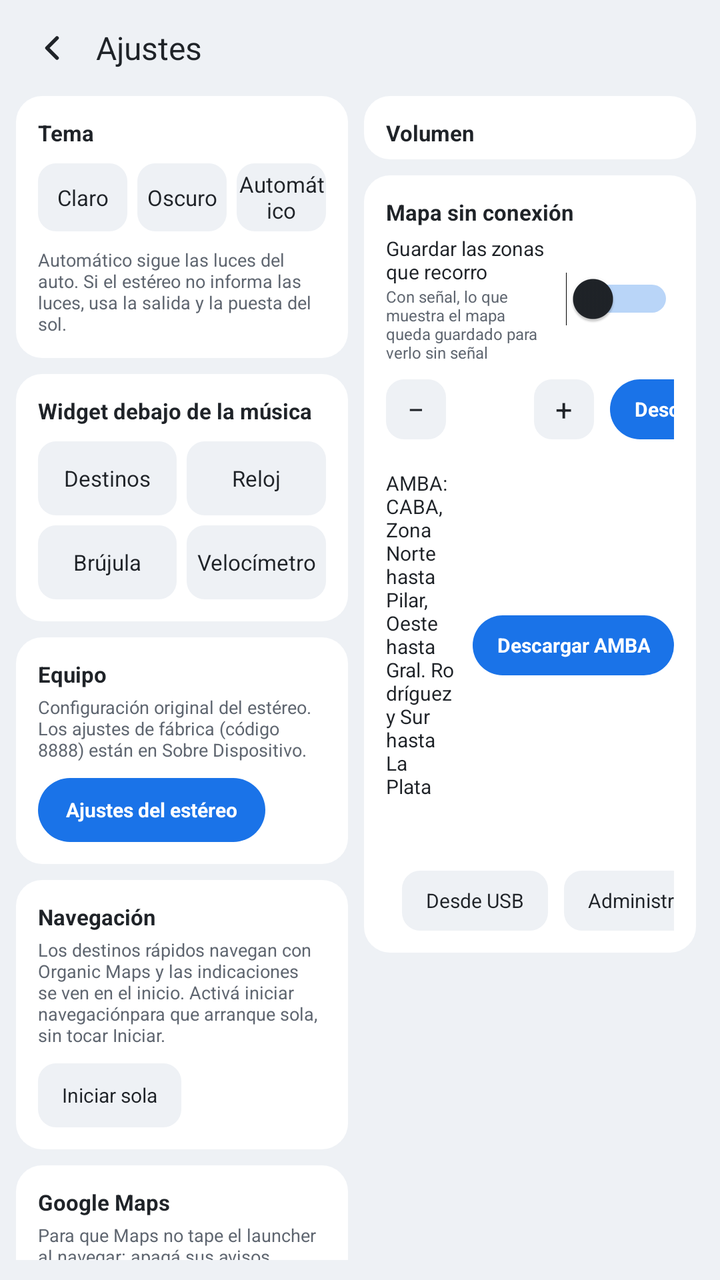
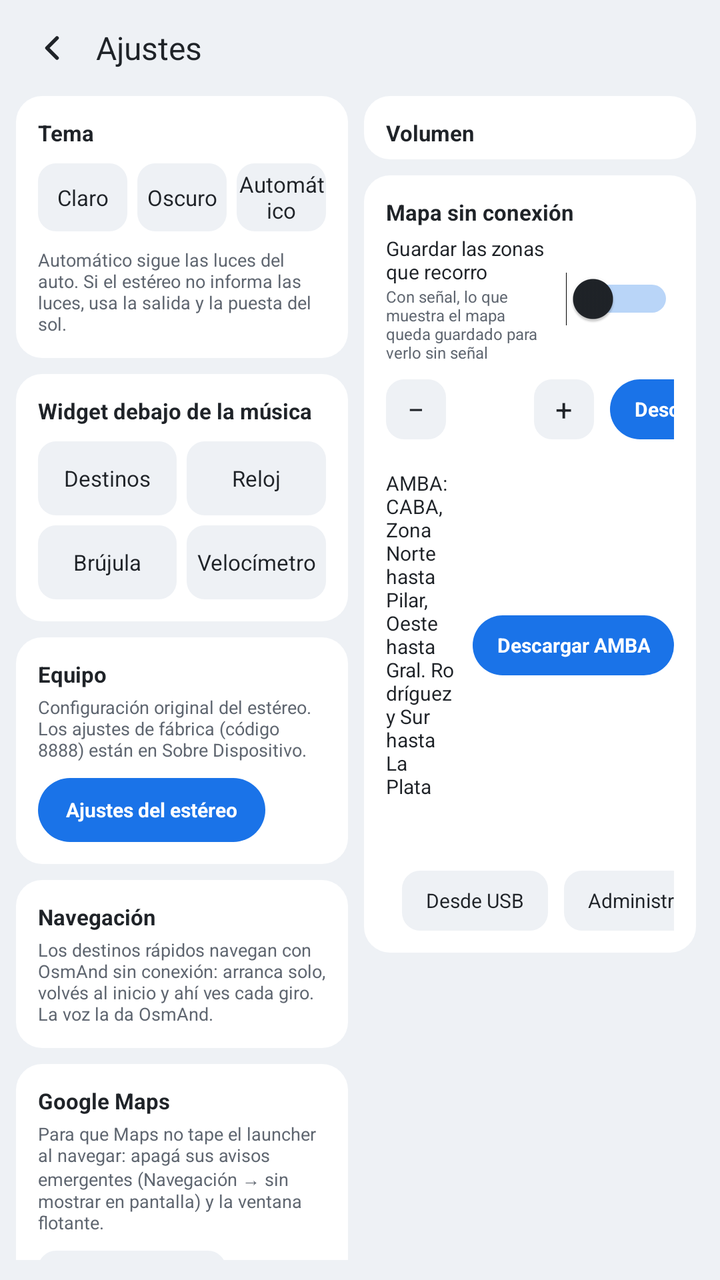

An Android layout rendered at two revisions. The XML below is the earlier revision; the diff shows what the commit changed to produce the second picture.
<!-- AndroidManifest.xml: application theme LauncherTheme -->
<!-- res/layout/activity_settings.xml -->
<?xml version="1.0" encoding="utf-8"?>
<LinearLayout xmlns:android="http://schemas.android.com/apk/res/android"
    android:layout_width="match_parent"
    android:layout_height="match_parent"
    android:background="@color/ground"
    android:orientation="vertical"
    android:paddingStart="8dp"
    android:paddingTop="6dp"
    android:paddingEnd="12dp"
    android:paddingBottom="10dp">

    
    <LinearLayout
        android:layout_width="match_parent"
        android:layout_height="36dp"
        android:gravity="center_vertical"
        android:orientation="horizontal">

        <ImageButton
            android:id="@+id/settings_back"
            android:layout_width="36dp"
            android:layout_height="36dp"
            android:background="@drawable/bg_round_button"
            android:contentDescription="@string/back"
            android:padding="8dp"
            android:scaleType="fitCenter"
            android:src="@drawable/ic_back" />

        <TextView
            android:layout_width="0dp"
            android:layout_height="wrap_content"
            android:layout_marginStart="4dp"
            android:layout_weight="1"
            android:text="@string/settings_title"
            android:textColor="@color/text"
            android:textSize="16sp" />

        <TextView
            android:id="@+id/settings_version"
            android:layout_width="wrap_content"
            android:layout_height="wrap_content"
            android:textColor="@color/muted"
            android:textSize="9sp" />
    </LinearLayout>

    <ScrollView
        android:layout_width="match_parent"
        android:layout_height="0dp"
        android:layout_marginTop="6dp"
        android:layout_weight="1"
        android:fillViewport="true"
        android:scrollbars="none">

    <LinearLayout
        android:layout_width="match_parent"
        android:layout_height="wrap_content"
        android:orientation="horizontal">

        
        <LinearLayout
            android:layout_width="0dp"
            android:layout_height="wrap_content"
            android:layout_weight="1"
            android:orientation="vertical">

            
            <LinearLayout
                style="@style/Card"
                android:layout_width="match_parent"
                android:layout_height="wrap_content"
                android:orientation="vertical"
                android:padding="11dp">

                <TextView
                    style="@style/SettingsTitle"
                    android:text="@string/theme" />

                <LinearLayout
                    android:layout_width="match_parent"
                    android:layout_height="34dp"
                    android:layout_marginTop="8dp"
                    android:orientation="horizontal">

                    <TextView
                        android:id="@+id/theme_light"
                        style="@style/SettingsOption"
                        android:text="@string/theme_light" />

                    <TextView
                        android:id="@+id/theme_dark"
                        style="@style/SettingsOption"
                        android:layout_marginStart="5dp"
                        android:text="@string/theme_dark" />

                    <TextView
                        android:id="@+id/theme_auto"
                        style="@style/SettingsOption"
                        android:layout_marginStart="5dp"
                        android:text="@string/theme_auto" />
                </LinearLayout>

                <TextView
                    android:layout_width="match_parent"
                    android:layout_height="wrap_content"
                    android:layout_marginTop="8dp"
                    android:text="@string/theme_auto_hint"
                    android:textColor="@color/muted"
                    android:textSize="9sp" />
            </LinearLayout>

            
            <LinearLayout
                style="@style/Card"
                android:layout_width="match_parent"
                android:layout_height="wrap_content"
                android:layout_marginTop="8dp"
                android:orientation="vertical"
                android:padding="11dp">

                <TextView
                    style="@style/SettingsTitle"
                    android:text="@string/bottom_card" />

                <LinearLayout
                    android:layout_width="match_parent"
                    android:layout_height="37dp"
                    android:layout_marginTop="8dp"
                    android:orientation="horizontal">

                    <TextView
                        android:id="@+id/card_places"
                        style="@style/SettingsOption"
                        android:text="@string/card_places" />

                    <TextView
                        android:id="@+id/card_clock"
                        style="@style/SettingsOption"
                        android:layout_marginStart="5dp"
                        android:text="@string/card_clock" />
                </LinearLayout>

                <LinearLayout
                    android:layout_width="match_parent"
                    android:layout_height="37dp"
                    android:layout_marginTop="5dp"
                    android:orientation="horizontal">

                    <TextView
                        android:id="@+id/card_compass"
                        style="@style/SettingsOption"
                        android:text="@string/card_compass" />

                    <TextView
                        android:id="@+id/card_speedo"
                        style="@style/SettingsOption"
                        android:layout_marginStart="5dp"
                        android:text="@string/card_speedo" />
                </LinearLayout>
            </LinearLayout>
            
            <LinearLayout
                style="@style/Card"
                android:layout_width="match_parent"
                android:layout_height="wrap_content"
                android:layout_marginTop="8dp"
                android:orientation="vertical"
                android:padding="11dp">

                <TextView
                    style="@style/SettingsTitle"
                    android:text="@string/stereo_card" />

                <TextView
                    android:layout_width="match_parent"
                    android:layout_height="wrap_content"
                    android:layout_marginTop="3dp"
                    android:text="@string/stereo_card_hint"
                    android:textColor="@color/muted"
                    android:textSize="9sp" />

                <TextView
                    android:id="@+id/stereo_settings"
                    android:layout_width="wrap_content"
                    android:layout_height="32dp"
                    android:layout_marginTop="8dp"
                    android:background="@drawable/bg_button_accent_round"
                    android:gravity="center"
                    android:paddingStart="14dp"
                    android:paddingEnd="14dp"
                    android:text="@string/stereo_settings"
                    android:textColor="@color/on_accent"
                    android:textSize="10sp"
                    android:textStyle="bold" />
            </LinearLayout>

            
            <LinearLayout
                style="@style/Card"
                android:layout_width="match_parent"
                android:layout_height="wrap_content"
                android:layout_marginTop="8dp"
                android:orientation="vertical"
                android:padding="11dp">

                <TextView
                    style="@style/SettingsTitle"
                    android:text="@string/nav_card" />

                <TextView
                    android:layout_width="match_parent"
                    android:layout_height="wrap_content"
                    android:layout_marginTop="3dp"
                    android:text="@string/nav_card_hint"
                    android:textColor="@color/muted"
                    android:textSize="9sp" />

                <TextView
                    android:id="@+id/nav_auto_start"
                    android:layout_width="wrap_content"
                    android:layout_height="32dp"
                    android:layout_marginTop="8dp"
                    android:background="@drawable/bg_option"
                    android:gravity="center"
                    android:paddingStart="12dp"
                    android:paddingEnd="12dp"
                    android:text="@string/nav_auto_start"
                    android:textColor="@color/text"
                    android:textSize="10sp" />
            </LinearLayout>

            
            <LinearLayout
                style="@style/Card"
                android:layout_width="match_parent"
                android:layout_height="wrap_content"
                android:layout_marginTop="8dp"
                android:orientation="vertical"
                android:padding="11dp">

                <TextView
                    style="@style/SettingsTitle"
                    android:text="@string/gmaps_card" />

                <TextView
                    android:layout_width="match_parent"
                    android:layout_height="wrap_content"
                    android:layout_marginTop="3dp"
                    android:text="@string/gmaps_card_hint"
                    android:textColor="@color/muted"
                    android:textSize="9sp" />

                <LinearLayout
                    android:layout_width="match_parent"
                    android:layout_height="wrap_content"
                    android:layout_marginTop="8dp"
                    android:orientation="horizontal">

                    <TextView
                        android:id="@+id/gmaps_notifications"
                        android:layout_width="wrap_content"
                        android:layout_height="32dp"
                        android:background="@drawable/bg_option"
                        android:gravity="center"
                        android:paddingStart="12dp"
                        android:paddingEnd="12dp"
                        android:text="@string/gmaps_notifications"
                        android:textColor="@color/text"
                        android:textSize="10sp" />

                    <TextView
                        android:id="@+id/gmaps_pip"
                        android:layout_width="wrap_content"
                        android:layout_height="32dp"
                        android:layout_marginStart="8dp"
                        android:background="@drawable/bg_option"
                        android:gravity="center"
                        android:paddingStart="12dp"
                        android:paddingEnd="12dp"
                        android:text="@string/gmaps_pip"
                        android:textColor="@color/text"
                        android:textSize="10sp" />
                </LinearLayout>
            </LinearLayout>
        </LinearLayout>

        
        <LinearLayout
            android:layout_width="0dp"
            android:layout_height="wrap_content"
            android:layout_marginStart="8dp"
            android:layout_weight="1"
            android:orientation="vertical">

            
            <LinearLayout
                android:id="@+id/volumes"
                style="@style/Card"
                android:layout_width="match_parent"
                android:layout_height="wrap_content"
                android:orientation="vertical"
                android:paddingStart="11dp"
                android:paddingTop="11dp"
                android:paddingEnd="11dp"
                android:paddingBottom="6dp">

                <TextView
                    style="@style/SettingsTitle"
                    android:text="@string/volume_title" />
            </LinearLayout>

            
            <LinearLayout
                style="@style/Card"
                android:layout_width="match_parent"
                android:layout_height="wrap_content"
                android:layout_marginTop="8dp"
                android:orientation="vertical"
                android:padding="11dp">

                <TextView
                    style="@style/SettingsTitle"
                    android:text="@string/offline_map" />

                
                <LinearLayout
                    android:id="@+id/save_visited_row"
                    android:layout_width="match_parent"
                    android:layout_height="wrap_content"
                    android:layout_marginTop="4dp"
                    android:gravity="center_vertical"
                    android:orientation="horizontal">

                    <LinearLayout
                        android:layout_width="0dp"
                        android:layout_height="wrap_content"
                        android:layout_weight="1"
                        android:orientation="vertical">

                        <TextView
                            android:layout_width="match_parent"
                            android:layout_height="wrap_content"
                            android:text="@string/save_visited"
                            android:textColor="@color/text"
                            android:textSize="10sp" />

                        <TextView
                            android:layout_width="match_parent"
                            android:layout_height="wrap_content"
                            android:text="@string/save_visited_hint"
                            android:textColor="@color/muted"
                            android:textSize="8sp" />
                    </LinearLayout>

                    <Switch
                        android:id="@+id/save_visited"
                        android:layout_width="wrap_content"
                        android:layout_height="30dp"
                        android:layout_marginStart="8dp"
                        android:thumbTint="@color/text"
                        android:trackTint="@color/accent" />
                </LinearLayout>

                
                <LinearLayout
                    android:layout_width="match_parent"
                    android:layout_height="30dp"
                    android:layout_marginTop="8dp"
                    android:gravity="center_vertical"
                    android:orientation="horizontal">

                    <TextView
                        android:layout_width="0dp"
                        android:layout_height="wrap_content"
                        android:layout_weight="1"
                        android:text="@string/offline_around"
                        android:textColor="@color/text"
                        android:textSize="10sp" />

                    <TextView
                        android:id="@+id/radius_less"
                        android:layout_width="30dp"
                        android:layout_height="30dp"
                        android:background="@drawable/bg_option"
                        android:contentDescription="@string/offline_less"
                        android:gravity="center"
                        android:text="−"
                        android:textColor="@color/text"
                        android:textSize="15sp" />

                    <TextView
                        android:id="@+id/radius_value"
                        android:layout_width="44dp"
                        android:layout_height="wrap_content"
                        android:gravity="center"
                        android:textColor="@color/text"
                        android:textSize="11sp" />

                    <TextView
                        android:id="@+id/radius_more"
                        android:layout_width="30dp"
                        android:layout_height="30dp"
                        android:background="@drawable/bg_option"
                        android:contentDescription="@string/offline_more"
                        android:gravity="center"
                        android:text="+"
                        android:textColor="@color/text"
                        android:textSize="15sp" />

                    <TextView
                        android:id="@+id/offline_button"
                        android:layout_width="wrap_content"
                        android:layout_height="30dp"
                        android:layout_marginStart="8dp"
                        android:background="@drawable/bg_button_accent_round"
                        android:gravity="center"
                        android:paddingStart="12dp"
                        android:paddingEnd="12dp"
                        android:text="@string/offline_download"
                        android:textColor="@color/on_accent"
                        android:textSize="10sp"
                        android:textStyle="bold" />
                </LinearLayout>

                <TextView
                    android:id="@+id/radius_estimate"
                    android:layout_width="match_parent"
                    android:layout_height="wrap_content"
                    android:gravity="end"
                    android:textColor="@color/muted"
                    android:textSize="8sp" />

                
                <LinearLayout
                    android:layout_width="match_parent"
                    android:layout_height="wrap_content"
                    android:layout_marginTop="4dp"
                    android:gravity="center_vertical"
                    android:orientation="horizontal">

                    <LinearLayout
                        android:layout_width="0dp"
                        android:layout_height="wrap_content"
                        android:layout_weight="1"
                        android:orientation="vertical">

                        <TextView
                            android:layout_width="match_parent"
                            android:layout_height="wrap_content"
                            android:text="@string/offline_amba"
                            android:textColor="@color/text"
                            android:textSize="10sp" />

                        <TextView
                            android:id="@+id/amba_estimate"
                            android:layout_width="match_parent"
                            android:layout_height="wrap_content"
                            android:textColor="@color/muted"
                            android:textSize="8sp" />
                    </LinearLayout>

                    <TextView
                        android:id="@+id/amba_button"
                        android:layout_width="wrap_content"
                        android:layout_height="30dp"
                        android:layout_marginStart="8dp"
                        android:background="@drawable/bg_button_accent_round"
                        android:gravity="center"
                        android:paddingStart="12dp"
                        android:paddingEnd="12dp"
                        android:text="@string/offline_download_amba"
                        android:textColor="@color/on_accent"
                        android:textSize="10sp"
                        android:textStyle="bold" />
                </LinearLayout>


                <TextView
                    android:id="@+id/offline_status"
                    android:layout_width="match_parent"
                    android:layout_height="wrap_content"
                    android:layout_marginTop="6dp"
                    android:textColor="@color/muted"
                    android:textSize="9sp" />

                <LinearLayout
                    android:layout_width="match_parent"
                    android:layout_height="wrap_content"
                    android:layout_marginTop="6dp"
                    android:gravity="center_vertical"
                    android:orientation="horizontal">

                    <View
                        android:layout_width="0dp"
                        android:layout_height="0dp"
                        android:layout_weight="1" />

                    <TextView
                        android:id="@+id/offline_import"
                        android:layout_width="wrap_content"
                        android:layout_height="30dp"
                        android:layout_marginStart="8dp"
                        android:background="@drawable/bg_option"
                        android:gravity="center"
                        android:paddingStart="12dp"
                        android:paddingEnd="12dp"
                        android:text="@string/offline_import"
                        android:textColor="@color/text"
                        android:textSize="10sp" />

                    <TextView
                        android:id="@+id/offline_manage"
                        android:layout_width="wrap_content"
                        android:layout_height="30dp"
                        android:layout_marginStart="8dp"
                        android:background="@drawable/bg_option"
                        android:gravity="center"
                        android:paddingStart="12dp"
                        android:paddingEnd="12dp"
                        android:text="@string/offline_manage"
                        android:textColor="@color/text"
                        android:textSize="10sp" />
                </LinearLayout>

                <ProgressBar
                    android:id="@+id/offline_progress"
                    style="@android:style/Widget.Material.ProgressBar.Horizontal"
                    android:layout_width="match_parent"
                    android:layout_height="4dp"
                    android:layout_marginTop="4dp"
                    android:progressBackgroundTint="@color/track"
                    android:progressTint="@color/accent"
                    android:visibility="gone" />
            </LinearLayout>
        </LinearLayout>
    </LinearLayout>
</ScrollView>
</LinearLayout>
<!-- resources referenced by this layout -->
<resources>
  <color name="accent">#1A73E8</color>
  <color name="ground">#EEF1F5</color>
  <color name="muted">#5F6670</color>
  <color name="on_accent">#FFFFFF</color>
  <color name="text">#1F2328</color>
  <color name="track">#D5DAE1</color>
  <!-- drawable bg_round_button (drawable) -->
  <?xml version="1.0" encoding="utf-8"?>
  <ripple xmlns:android="http://schemas.android.com/apk/res/android" android:color="#33FFFFFF">
      <item android:id="@android:id/mask">
          <shape android:shape="oval">
              <solid android:color="#FFFFFFFF" />
          </shape>
      </item>
  </ripple>
  <string name="back">Volver</string>
  <string name="bottom_card">Widget debajo de la música</string>
  <string name="card_clock">Reloj</string>
  <string name="card_compass">Brújula</string>
  <string name="card_places">Destinos</string>
  <string name="card_speedo">Velocímetro</string>
  <string name="gmaps_card">Google Maps</string>
  <string name="gmaps_card_hint">Para que Maps no tape el launcher al navegar: apagá sus avisos emergentes (Navegación → sin "mostrar en pantalla") y la ventana flotante.</string>
  <string name="gmaps_notifications">Avisos de Maps</string>
  <string name="gmaps_pip">Ventana flotante</string>
  <string name="nav_auto_start">Iniciar sola</string>
  <string name="nav_card">Navegación</string>
  <string name="nav_card_hint">Los destinos rápidos navegan con Organic Maps y las indicaciones se ven en el inicio. Activá "iniciar navegación" para que arranque sola, sin tocar Iniciar.</string>
  <string name="offline_amba">AMBA: CABA, Zona Norte hasta Pilar, Oeste hasta Gral. Rodríguez y Sur hasta La Plata</string>
  <string name="offline_around">Alrededor tuyo</string>
  <string name="offline_download">Descargar</string>
  <string name="offline_download_amba">Descargar AMBA</string>
  <string name="offline_import">Desde USB</string>
  <string name="offline_less">Menos kilómetros</string>
  <string name="offline_manage">Administrar</string>
  <string name="offline_map">Mapa sin conexión</string>
  <string name="offline_more">Más kilómetros</string>
  <string name="save_visited">Guardar las zonas que recorro</string>
  <string name="save_visited_hint">Con señal, lo que muestra el mapa queda guardado para verlo sin señal</string>
  <string name="settings_title">Ajustes</string>
  <string name="stereo_card">Equipo</string>
  <string name="stereo_card_hint">Configuración original del estéreo. Los ajustes de fábrica (código 8888) están en Sobre Dispositivo.</string>
  <string name="stereo_settings">Ajustes del estéreo</string>
  <string name="theme">Tema</string>
  <string name="theme_auto">Automático</string>
  <string name="theme_auto_hint">Automático sigue las luces del auto. Si el estéreo no informa las luces, usa la salida y la puesta del sol.</string>
  <string name="theme_dark">Oscuro</string>
  <string name="theme_light">Claro</string>
  <string name="volume_title">Volumen</string>
  <style name="Card">
          <item name="android:background">@drawable/bg_card</item>
      </style>
  <style name="SettingsTitle">
          <item name="android:layout_width">wrap_content</item>
          <item name="android:layout_height">wrap_content</item>
          <item name="android:textColor">@color/text</item>
          <item name="android:textSize">11sp</item>
          <item name="android:textStyle">bold</item>
      </style>
  <color name="selected">#D3E3FD</color>
  <color name="tile">#EEF1F5</color>
  <!-- drawable bg_card (drawable) -->
  <?xml version="1.0" encoding="utf-8"?>
  <shape xmlns:android="http://schemas.android.com/apk/res/android" android:shape="rectangle">
      <solid android:color="@color/card" />
      <corners android:radius="13dp" />
  </shape>
  <color name="card">#FFFFFF</color>
  <!-- unchanged entries left out for length: 5 -->
</resources>

<!-- the commit's change to res/layout/activity_settings.xml (unified diff, before → after) -->
@@ -213,19 +213,6 @@
                     android:text="@string/nav_card_hint"
                     android:textColor="@color/muted"
                     android:textSize="9sp" />
-
-                <TextView
-                    android:id="@+id/nav_auto_start"
-                    android:layout_width="wrap_content"
-                    android:layout_height="32dp"
-                    android:layout_marginTop="8dp"
-                    android:background="@drawable/bg_option"
-                    android:gravity="center"
-                    android:paddingStart="12dp"
-                    android:paddingEnd="12dp"
-                    android:text="@string/nav_auto_start"
-                    android:textColor="@color/text"
-                    android:textSize="10sp" />
             </LinearLayout>
 
             
<!-- resource entries referenced after the edit -->
@@ -25,9 +25,8 @@
   <string name="gmaps_card_hint">Para que Maps no tape el launcher al navegar: apagá sus avisos emergentes (Navegación → sin "mostrar en pantalla") y la ventana flotante.</string>
   <string name="gmaps_notifications">Avisos de Maps</string>
   <string name="gmaps_pip">Ventana flotante</string>
-  <string name="nav_auto_start">Iniciar sola</string>
   <string name="nav_card">Navegación</string>
-  <string name="nav_card_hint">Los destinos rápidos navegan con Organic Maps y las indicaciones se ven en el inicio. Activá "iniciar navegación" para que arranque sola, sin tocar Iniciar.</string>
+  <string name="nav_card_hint">Los destinos rápidos navegan con OsmAnd sin conexión: arranca solo, volvés al inicio y ahí ves cada giro. La voz la da OsmAnd.</string>
   <string name="offline_amba">AMBA: CABA, Zona Norte hasta Pilar, Oeste hasta Gral. Rodríguez y Sur hasta La Plata</string>
   <string name="offline_around">Alrededor tuyo</string>
   <string name="offline_download">Descargar</string>
